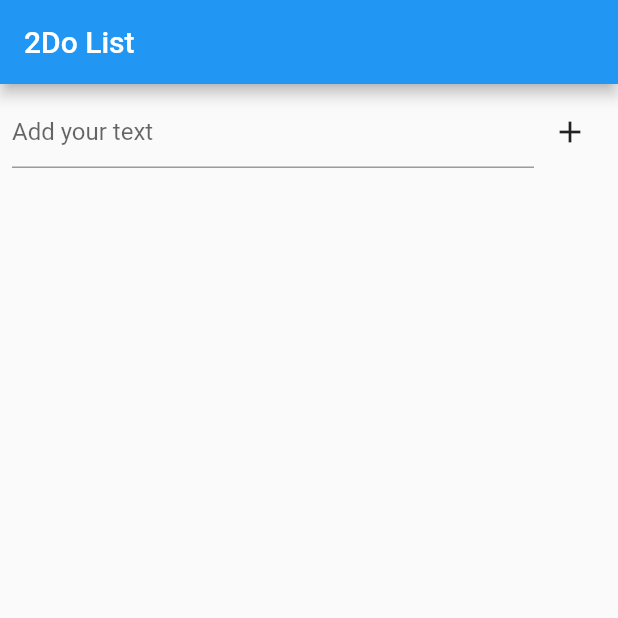
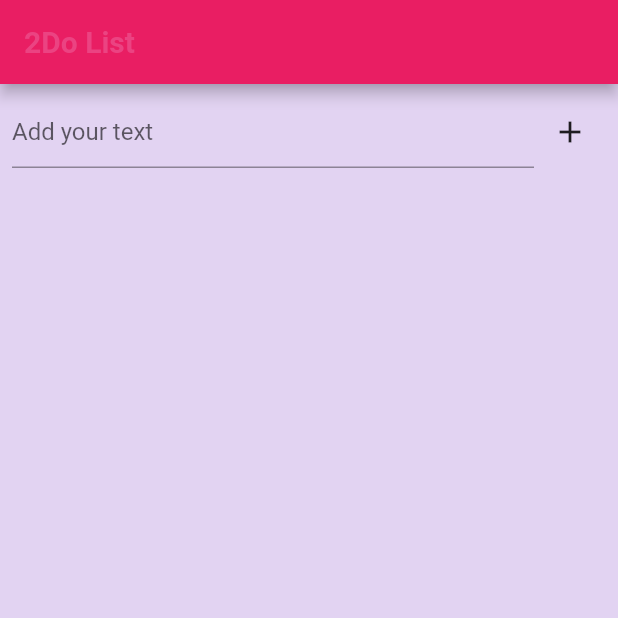
Before and after one commit to Kaze2508/2DoList, a Flutter app: the screen it shows after launch, after a tap on the "add" icon, on a phone screen of 412 x 824 dp, the top half of it. Run offline on Flutter 3.47's test engine with Material 2 defaults, Android fonts, the phone set to English and light mode, and no system bars.

Commit message:
First commit

```diff
--- a/lib/main.dart
+++ b/lib/main.dart
@@ -1,5 +1,4 @@
 import 'package:flutter/material.dart';
-import 'package:flutter/services.dart';
 
 void main() {
   runApp(ToDoListApp());
@@ -11,7 +10,13 @@ class ToDoListApp extends StatelessWidget {
     return MaterialApp(
       title: 'To Do List',
       theme: ThemeData(
-        primarySwatch: Colors.blue,
+        primarySwatch: Colors.pink, // Replace with desired primary color
+        scaffoldBackgroundColor: Color(0xFFE2D3F2), // Replace with BTS color
+        textTheme: TextTheme(
+          bodyText2: TextStyle(
+            fontFamily: 'Roboto Mono',
+          ),
+        ),
       ),
       home: ToDoListScreen(),
     );
@@ -30,19 +35,19 @@ class _ToDoListScreenState extends State<ToDoListScreen> {
   TextEditingController _editingController = TextEditingController();
 
   void _addTask() {
-    String task = _inputController.text.trim();
+    String taskName = _inputController.text.trim();
 
-    if (task.isNotEmpty) {
+    if (taskName.isNotEmpty) {
       setState(() {
-        _tasks.add(task);
+        _tasks.add(taskName);
         _inputController.clear();
       });
     }
   }
 
-  void _editTask(int index, String newTask) {
+  void _editTask(int index, String newTaskName) {
     setState(() {
-      _tasks[index] = newTask;
+      _tasks[index] = newTaskName;
       _editingIndex = -1;
       _editingController.clear();
     });
@@ -62,7 +67,14 @@ class _ToDoListScreenState extends State<ToDoListScreen> {
   Widget build(BuildContext context) {
     return Scaffold(
       appBar: AppBar(
-        title: Text('2Do List'),
+        title: Text(
+          '2Do List',
+          style: TextStyle(
+            color: Color(0xFFEB4382), // Replace with desired color
+            fontSize: 20,
+            fontWeight: FontWeight.bold,
+          ),
+        ),
       ),
       body: Column(
         children: [
@@ -98,7 +110,7 @@ class _ToDoListScreenState extends State<ToDoListScreen> {
                         hintText: 'Edit task',
                       ),
                       autofocus: true,
-                      onSubmitted: (newTask) => _editTask(index, newTask),
+                      onSubmitted: (newTaskName) => _editTask(index, newTaskName),
                     ),
                     trailing: IconButton(
                       icon: Icon(Icons.check),
@@ -107,7 +119,12 @@ class _ToDoListScreenState extends State<ToDoListScreen> {
                   );
                 } else {
                   return ListTile(
-                    title: Text(_tasks[index]),
+                    title: Text(
+                      _tasks[index],
+                      style: TextStyle(
+                        decoration: TextDecoration.none,
+                      ),
+                    ),
                     trailing: Row(
                       mainAxisSize: MainAxisSize.min,
                       children: [
```
